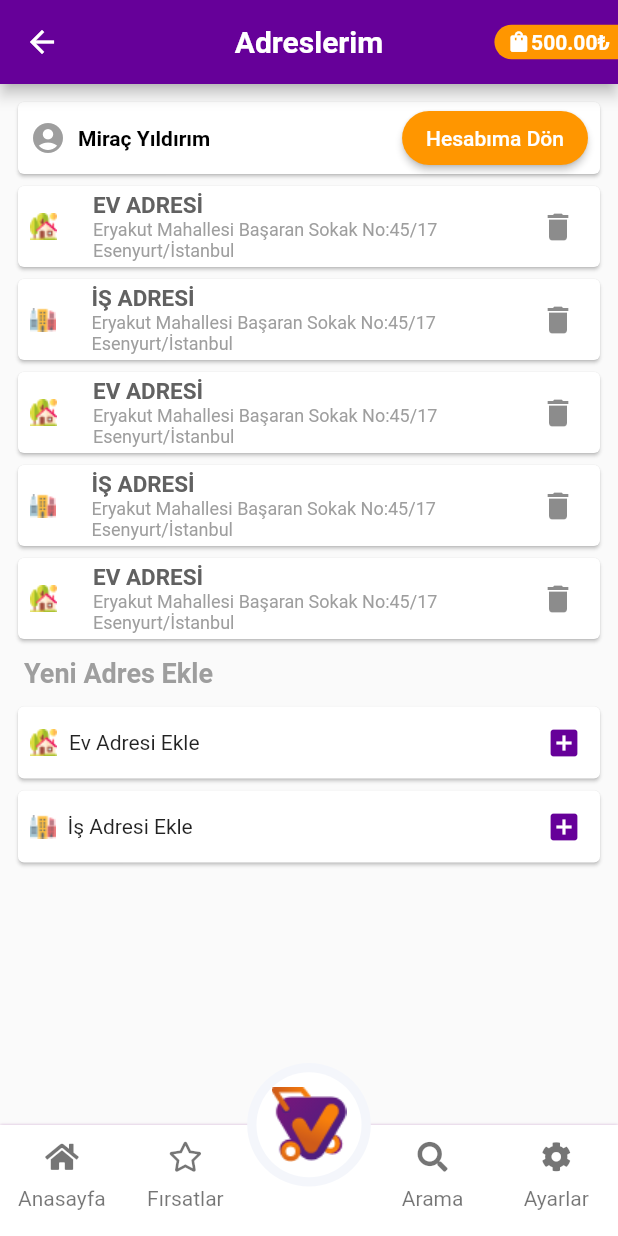
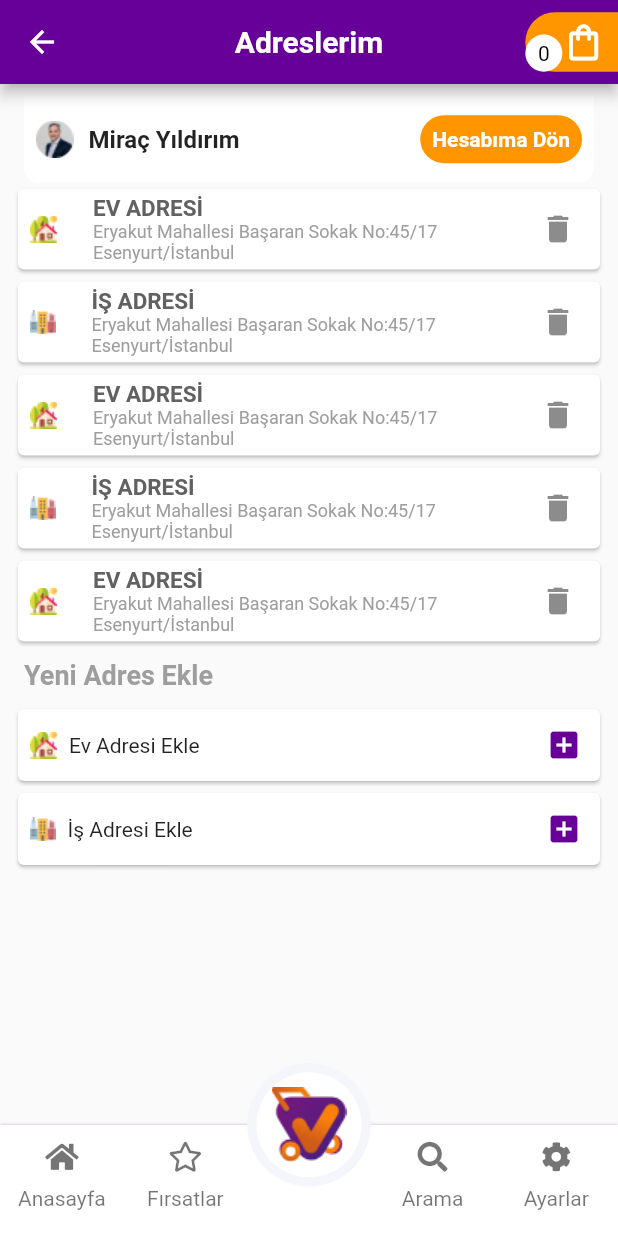
Before and after one commit to tolgabaskesen/vergelsinFirsat, a Flutter app: the screen it shows after launch, after a tap on "Adreslerim Ekranı", on a phone screen of 412 x 824 dp. Run offline on Flutter 3.47's test engine with Material 2 defaults, Android fonts, the phone set to English and light mode, and no system bars; drawn by our look-alikes of auto_size_text; our stand-ins replace font_awesome_flutter, pinput.

Commit message:
tamamlandı

```diff
--- a/lib/main.dart
+++ b/lib/main.dart
@@ -5,7 +5,9 @@ import 'package:vergelsinfirsat/provider/seciliadres.dart';
 import 'package:vergelsinfirsat/screens/adreslerim_screen.dart';
 import 'package:vergelsinfirsat/screens/deneme_screen.dart';
 import 'package:vergelsinfirsat/screens/first_screen.dart';
+import 'package:vergelsinfirsat/screens/hesabim.dart';
 import 'package:vergelsinfirsat/screens/hesabim_screen.dart';
+import 'package:vergelsinfirsat/screens/iletisim_tercihleri.dart';
 import 'package:vergelsinfirsat/utils/color.dart';
 
 void main() {
@@ -42,6 +44,8 @@ class MyApp extends StatelessWidget {
         "/first_screen": (context) => FirstScreen(),
         "/hesabim_screen": (context) => HesabimScreen(),
         "/adreslerim_screen": (context) => AdreslerimScreen(),
+        "/iletisim_tercihleri": (context) => IletisimTercihleri(),
+        "/hesabim": (context) => ProfileScreen(),
       },
     );
   }
@@ -99,6 +103,18 @@ class _MyHomePageState extends State<MyHomePage> {
                 "Adreslerim Ekranı",
                 () => Navigator.pushNamed(context, "/adreslerim_screen"),
               ),
+              sayfaGecis(
+                //Oluşturulan her sayfa için geçişler buraya button olarak aynı şekilde tanımlanacak.
+                context,
+                "İletişim Tercihlerim",
+                () => Navigator.pushNamed(context, "/iletisim_tercihleri"),
+              ),
+              sayfaGecis(
+                //Oluşturulan her sayfa için geçişler buraya button olarak aynı şekilde tanımlanacak.
+                context,
+                "Hesabım",
+                () => Navigator.pushNamed(context, "/hesabim"),
+              ),
             ],
           ),
         ),
--- a/lib/screens/adreslerim_screen.dart
+++ b/lib/screens/adreslerim_screen.dart
@@ -1,3 +1,4 @@
+import 'package:auto_size_text/auto_size_text.dart';
 import 'package:flutter/material.dart';
 import 'package:provider/provider.dart';
 import 'package:vergelsinfirsat/classes/adreslerim.dart';
@@ -28,7 +29,55 @@ class _AdreslerimScreenState extends State<AdreslerimScreen> {
           child: Column(
             crossAxisAlignment: CrossAxisAlignment.start,
             children: [
-              kullanici(context, "Miraç Yıldırım"),
+              Container(
+                margin: EdgeInsets.only(left: 8, right: 8),
+                height: size.height * 0.07,
+                decoration: BoxDecoration(
+                    borderRadius: BorderRadius.only(
+                      bottomLeft: Radius.circular(10),
+                      bottomRight: Radius.circular(10),
+                    ),
+                    color: Colors.white),
+                child: Padding(
+                  padding: const EdgeInsets.only(left: 8.0, right: 8.0),
+                  child: Row(
+                    mainAxisAlignment: MainAxisAlignment.spaceBetween,
+                    children: [
+                      Row(
+                        children: [
+                          Image.asset("assets/icons/profilephoto.png"),
+                          Padding(
+                            padding: const EdgeInsets.only(left: 10.0),
+                            child: Text("Miraç Yıldırım",
+                                style: TextStyle(
+                                    fontWeight: FontWeight.bold, fontSize: 16)),
+                          ),
+                        ],
+                      ),
+                      GestureDetector(
+                        child: Container(
+                          margin: EdgeInsets.only(
+                              top: size.height * 0.015,
+                              bottom: size.height * 0.015),
+                          decoration: BoxDecoration(
+                              color: ikincilRenk,
+                              borderRadius:
+                                  BorderRadius.all(Radius.circular(100))),
+                          child: Padding(
+                            padding: const EdgeInsets.all(8),
+                            child: AutoSizeText(
+                              "Hesabıma Dön",
+                              style: TextStyle(
+                                  fontWeight: FontWeight.bold,
+                                  color: Colors.white),
+                            ),
+                          ),
+                        ),
+                      )
+                    ],
+                  ),
+                ),
+              ),
               FutureBuilder(
                   future: DefaultAssetBundle.of(context)
                       .loadString("assets/jsonlar/adres.json"),
@@ -38,8 +87,9 @@ class _AdreslerimScreenState extends State<AdreslerimScreen> {
 
                     return Consumer<SeciliAdresNotifier>(
                         builder: (context, adres, child) {
-                      var adresProvider =
-                          Provider.of<SeciliAdresNotifier>(context, listen: false);
+                      var adresProvider = Provider.of<SeciliAdresNotifier>(
+                          context,
+                          listen: false);
                       return ListView.builder(
                           shrinkWrap: true,
                           physics: NeverScrollableScrollPhysics(),
--- a/lib/screens/deneme_screen.dart
+++ b/lib/screens/deneme_screen.dart
@@ -225,9 +225,15 @@ PreferredSizeWidget? genelAppBar(BuildContext context, String title) {
     actions: [
       GestureDetector(
         child: Container(
-          width: size.width * 0.2,
+          child: Stack(
+            children: [
+              Container(
+                width: size.width * 0.15,
+                height: size.height * 0.1,
                 margin: EdgeInsets.only(
-              top: size.height * 0.02, bottom: size.height * 0.02),
+                    top: size.height * 0.01,
+                    bottom: size.height * 0.01,
+                    left: size.width * 0.05),
                 decoration: BoxDecoration(
                     color: ikincilRenk,
                     borderRadius: BorderRadius.only(
@@ -238,16 +244,37 @@ PreferredSizeWidget? genelAppBar(BuildContext context, String title) {
                   padding: const EdgeInsets.only(left: 8),
                   child: Row(
                     children: [
+                      SizedBox(
+                        width: size.width * 0.04,
+                      ),
                       Icon(
-                  Icons.shopping_bag_rounded,
-                  size: size.width * 0.04,
-                ),
-                Text(
-                  "500.00₺",
-                  style: TextStyle(fontWeight: FontWeight.bold),
+                        Icons.shopping_bag_outlined,
+                        size: size.width * 0.07,
                       ),
                     ],
                   ),
+                ),
+              ),
+              Container(
+                alignment: Alignment.center,
+                width: size.height * 0.03,
+                height: size.height * 0.03,
+                margin: EdgeInsets.only(
+                    top: size.height * 0.028,
+                    bottom: size.height * 0.01,
+                    left: size.width * 0.05),
+                decoration: BoxDecoration(
+                    color: Colors.white,
+                    borderRadius: BorderRadius.all(
+                      Radius.circular(100),
+                    )),
+                child: Text(
+                  "0",
+                  style: TextStyle(color: Colors.black),
+                  textAlign: TextAlign.center,
+                ),
+              ),
+            ],
           ),
         ),
       )
```
Also changed, not shown: lib/screens/iletisim_tercihleri.dart (added, +138 -0 lines). Lines whose indentation alone changed are shown as unchanged.
